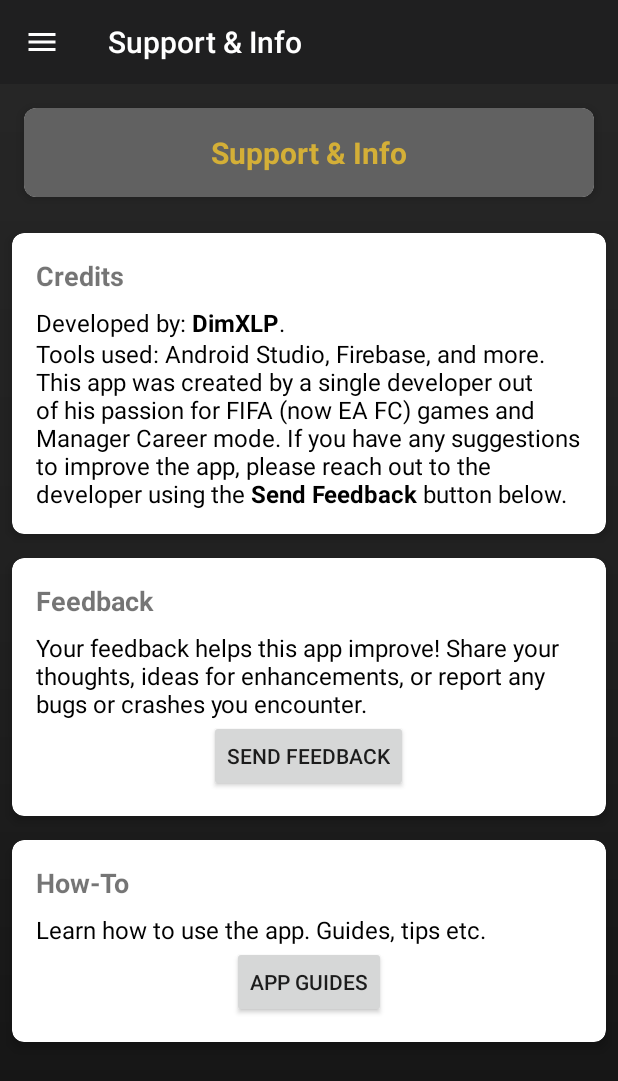
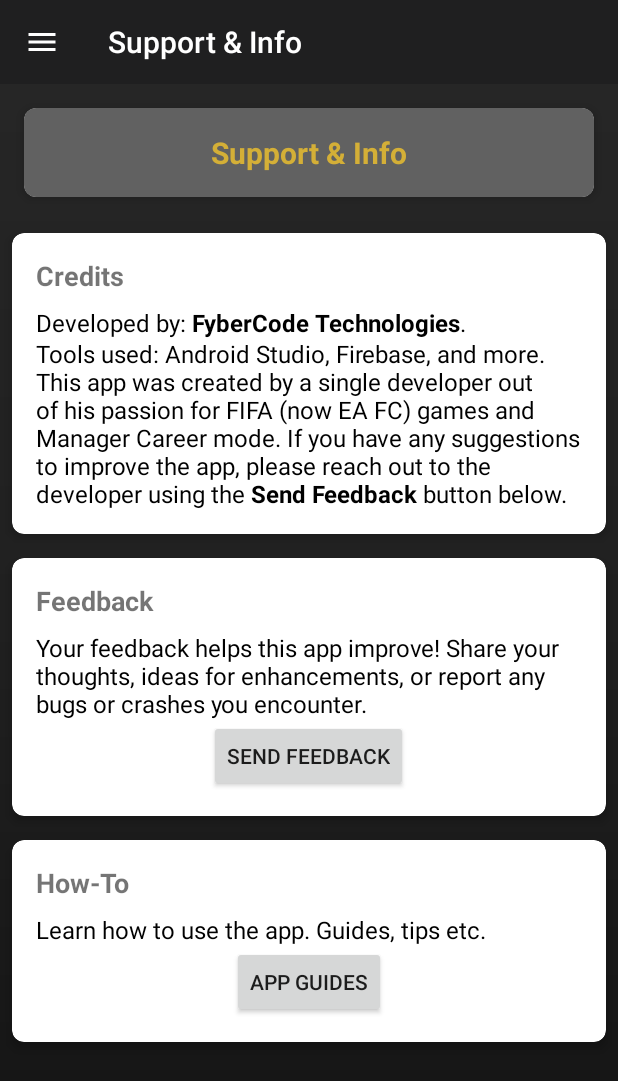
Before and after one commit to DimXlp/ManagerDatabaseApp, an Android app: the SupportActivity screen opened directly, with no data from a screen before it, on a phone screen of 412 x 824 dp. Shown: the top 1081 px of the screen. Run offline under Robolectric (Android 15) with nearby library versions, the phone set to English and light mode, and no system bars; our stand-ins replace AdMob, Firebase (no records; nobody signed in at launch, a user with empty details on screens opened directly); plain views replace NativeAdView; Roboto replaces fonts that are not available here; 3 statements that could not run were skipped.

Commit message:
added company name in support&info

```diff
--- a/app/src/main/res/values/strings.xml
+++ b/app/src/main/res/values/strings.xml
@@ -74,7 +74,7 @@
     <string name="select_manager">Select Manager</string>
     <string name="logout">Logout</string>
     <string name="support_info"><![CDATA[Support & Info]]></string>
-    <string name="credits">Developed by: <b>DimXLP</b>.\nTools used: Android Studio, Firebase, and more.\nThis app was created by a single developer out of his passion for FIFA (now EA FC) games and Manager Career mode. If you have any suggestions to improve the app, please reach out to the developer using the <b>Send Feedback</b> button below.
+    <string name="credits">Developed by: <b>FyberCode Technologies</b>.\nTools used: Android Studio, Firebase, and more.\nThis app was created by a single developer out of his passion for FIFA (now EA FC) games and Manager Career mode. If you have any suggestions to improve the app, please reach out to the developer using the <b>Send Feedback</b> button below.
 </string>
     <string name="feedback">Your feedback helps this app improve! Share your thoughts, ideas for enhancements, or report any bugs or crashes you encounter.</string>
     <string name="how_to">Learn how to use the app. Guides, tips etc.</string>
```
